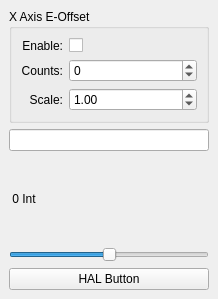
This is examples/mini/mini.ui in kcjengr/qtpyvcp as Qt 5 draws it before an edit. The edited form follows.
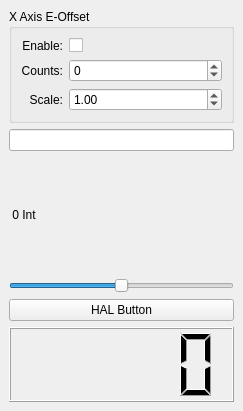
This is the edited form. Custom widgets are drawn as their Qt base class.

Diff of the .ui file:
```diff
--- a/examples/mini/mini.ui
+++ b/examples/mini/mini.ui
@@ -6,8 +6,8 @@
    <rect>
     <x>0</x>
     <y>0</y>
-    <width>218</width>
-    <height>299</height>
+    <width>243</width>
+    <height>411</height>
    </rect>
   </property>
   <property name="focusPolicy">
@@ -148,6 +148,22 @@
       </property>
      </widget>
     </item>
+    <item>
+     <widget class="HalLcdDro" name="hallcddro">
+      <property name="sizePolicy">
+       <sizepolicy hsizetype="Minimum" vsizetype="Fixed">
+        <horstretch>0</horstretch>
+        <verstretch>0</verstretch>
+       </sizepolicy>
+      </property>
+      <property name="minimumSize">
+       <size>
+        <width>225</width>
+        <height>75</height>
+       </size>
+      </property>
+     </widget>
+    </item>
    </layout>
   </widget>
   <action name="actionExit">
@@ -457,6 +473,11 @@
    <extends>QWidget</extends>
    <header>qtpyvcp.widgets.hal_widgets.hal_led</header>
   </customwidget>
+  <customwidget>
+   <class>HalLcdDro</class>
+   <extends>QLCDNumber</extends>
+   <header>qtpyvcp.widgets.hal_widgets.hal_lcd_dro</header>
+  </customwidget>
   <customwidget>
    <class>VCPMainWindow</class>
    <extends>QMainWindow</extends>
```
